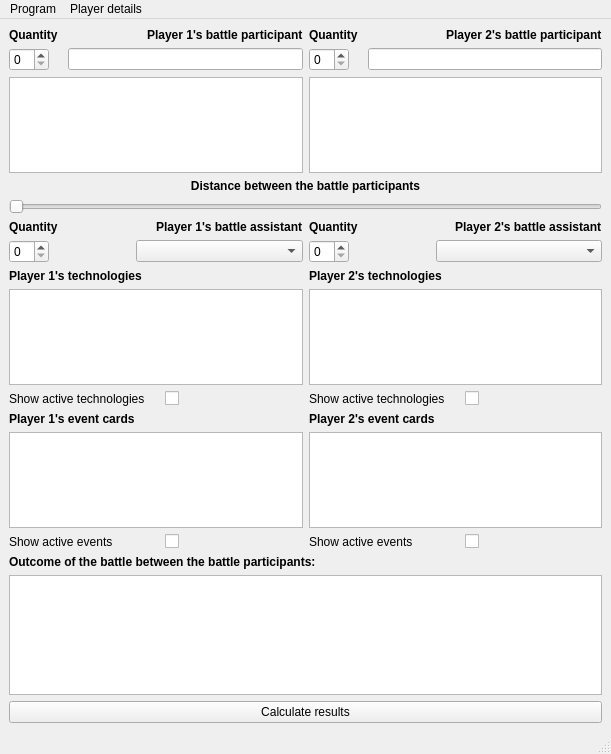
Before: the Qt Designer form AoE2_Calculator-master/mainwindow.ui in ProjectsKoryHasWorkedOn/2023-2024_AoE_II_Board_Game_Combat_Results_Calculator_Reworked, drawn with Qt 5.
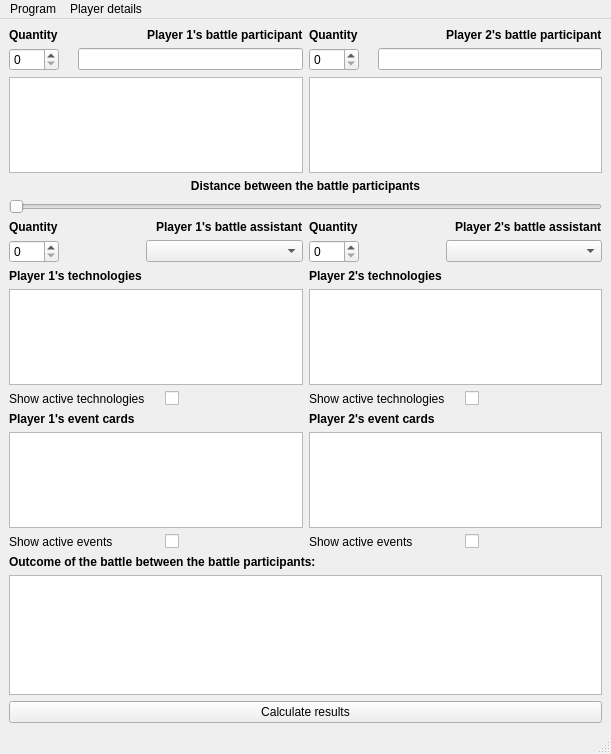
After: the same form once the commit is applied.

Patch:
```diff
--- a/AoE2_Calculator-master/mainwindow.ui
+++ b/AoE2_Calculator-master/mainwindow.ui
@@ -140,13 +140,13 @@
                <widget class="QSpinBox" name="player1EntityQuantity">
                 <property name="minimumSize">
                  <size>
-                  <width>40</width>
+                  <width>50</width>
                   <height>0</height>
                  </size>
                 </property>
                 <property name="maximumSize">
                  <size>
-                  <width>40</width>
+                  <width>50</width>
                   <height>16777215</height>
                  </size>
                 </property>
@@ -180,13 +180,13 @@
                <widget class="QSpinBox" name="player2EntityQuantity">
                 <property name="minimumSize">
                  <size>
-                  <width>40</width>
+                  <width>50</width>
                   <height>0</height>
                  </size>
                 </property>
                 <property name="maximumSize">
                  <size>
-                  <width>40</width>
+                  <width>50</width>
                   <height>16777215</height>
                  </size>
                 </property>
@@ -350,13 +350,13 @@
                <widget class="QSpinBox" name="player2EntityAssistantQuantity">
                 <property name="minimumSize">
                  <size>
-                  <width>40</width>
+                  <width>50</width>
                   <height>0</height>
                  </size>
                 </property>
                 <property name="maximumSize">
                  <size>
-                  <width>40</width>
+                  <width>50</width>
                   <height>16777215</height>
                  </size>
                 </property>
@@ -416,13 +416,13 @@
                <widget class="QSpinBox" name="player1EntityAssistantQuantity">
                 <property name="minimumSize">
                  <size>
-                  <width>40</width>
+                  <width>50</width>
                   <height>0</height>
                  </size>
                 </property>
                 <property name="maximumSize">
                  <size>
-                  <width>40</width>
+                  <width>50</width>
                   <height>16777215</height>
                  </size>
                 </property>
```
Left out of the diff: 15 changed lines with no effect on the pictures.
